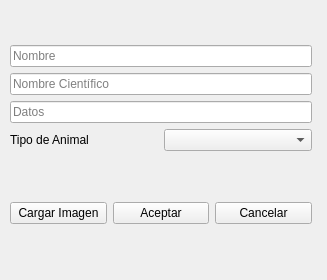
The window that Formulario.ui (maravenag/trabajo_final_taller) describes before a commit, drawn with Qt 5.
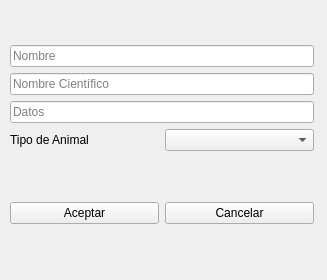
The same window after the commit.

Patch:
```diff
--- a/Formulario.ui
+++ b/Formulario.ui
@@ -18,7 +18,7 @@
     <rect>
      <x>10</x>
      <y>0</y>
-     <width>302</width>
+     <width>304</width>
      <height>271</height>
     </rect>
    </property>
@@ -74,13 +74,6 @@
     </item>
     <item>
      <layout class="QHBoxLayout" name="horizontalLayout">
-      <item>
-       <widget class="QPushButton" name="cargarImagen">
-        <property name="text">
-         <string>Cargar Imagen</string>
-        </property>
-       </widget>
-      </item>
       <item>
        <widget class="QPushButton" name="Aceptar">
         <property name="text">
```
